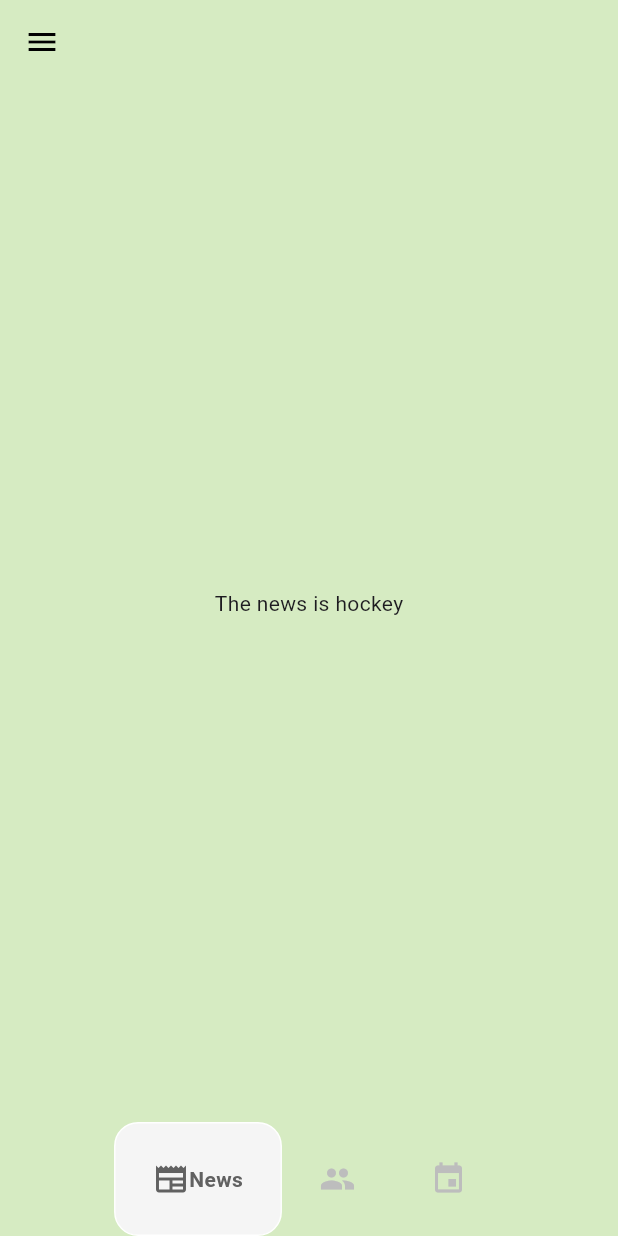
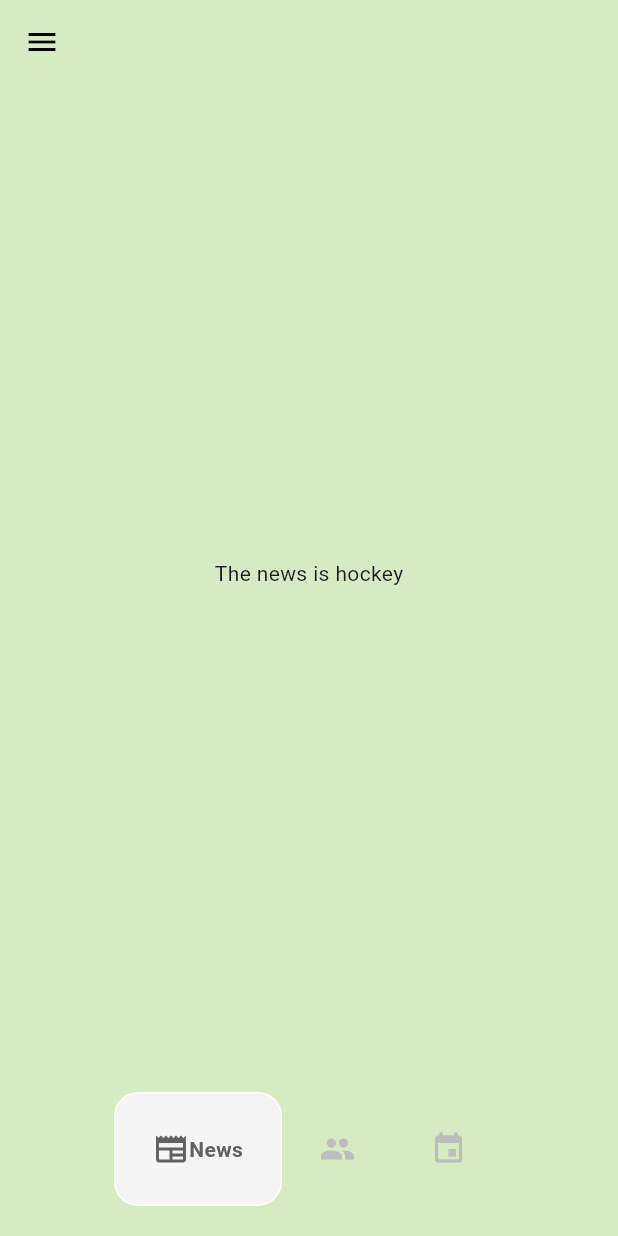
Before and after one commit to GuarY-wtSG/namibian_hockey_association, a Flutter app: the Landing screen opened by its route, on a phone screen of 412 x 824 dp. Run offline on Flutter 3.47's test engine with Material 3 defaults, Android fonts, the phone set to English and light mode, and no system bars; drawn by our look-alikes of google_nav_bar.

Commit message:
bottom nav done

```diff
--- a/lib/pages/widgets/bottom_nav_bar.dart
+++ b/lib/pages/widgets/bottom_nav_bar.dart
@@ -8,6 +8,7 @@ class CustomBottomNav extends StatelessWidget {
   @override
   Widget build(BuildContext context) {
     return Container(
+      padding: EdgeInsets.symmetric(vertical: 20),
       child: GNav(
         color: Colors.grey[400],
         activeColor: Colors.grey.shade700,
```
